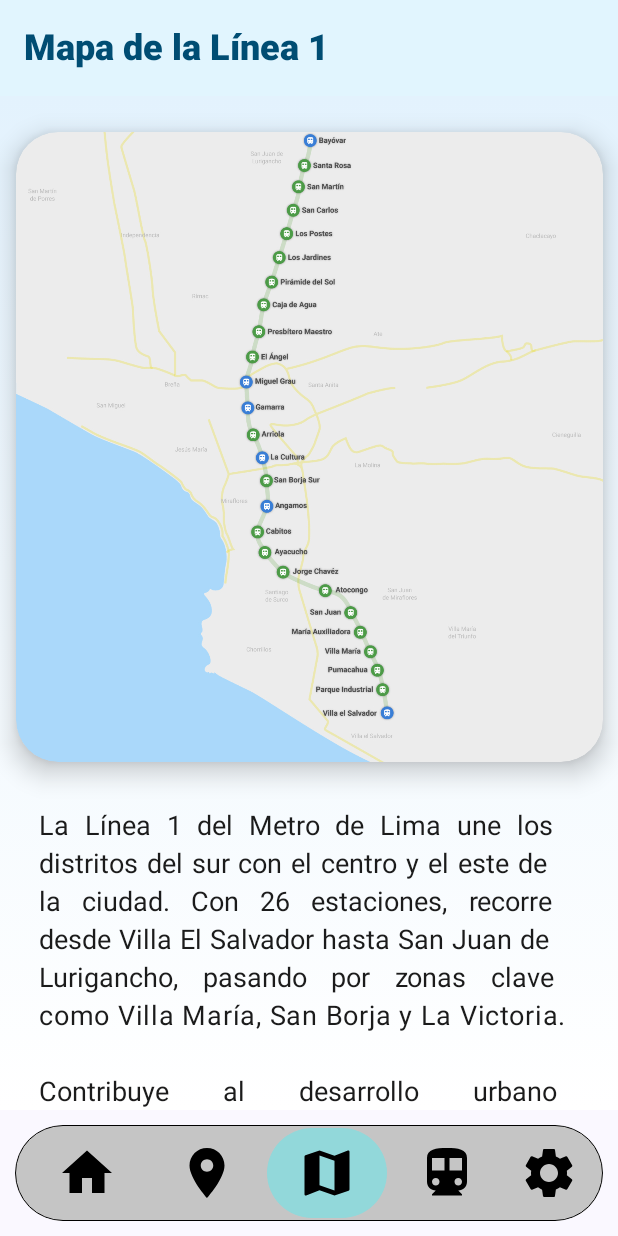
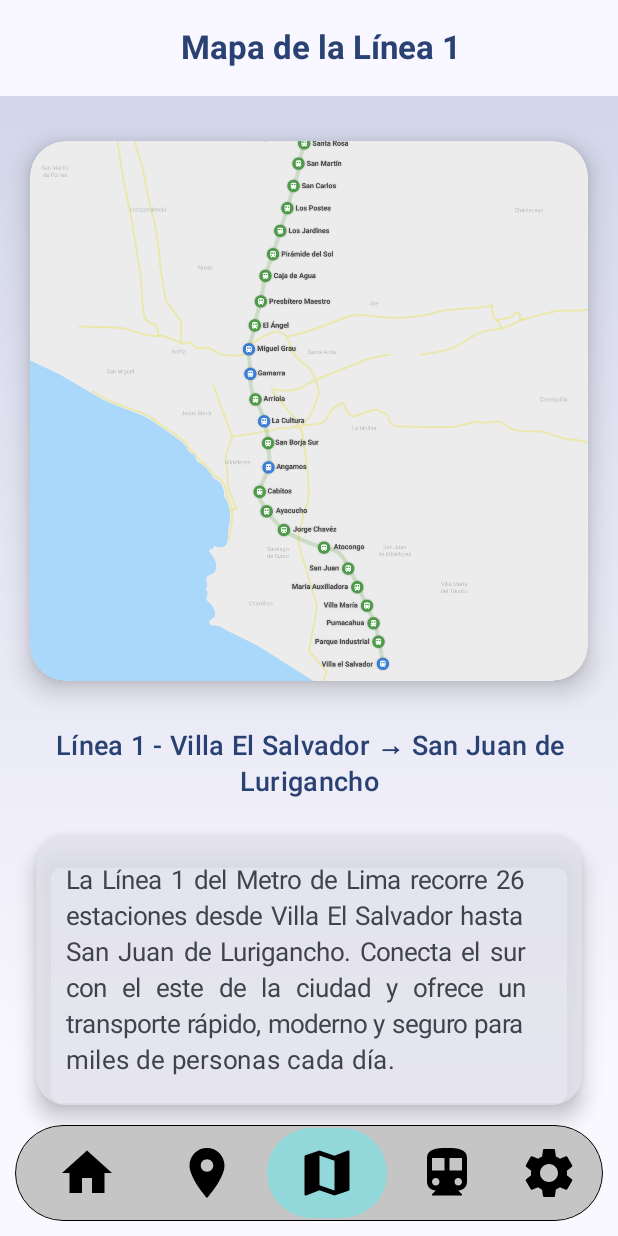
Before and after one commit to lynmad05/Rutas_Lima-Kotlin, an Android app built with Jetpack Compose: the screen it shows after launch (MainActivity), after a tap on "Mapa", on a phone screen of 412 x 824 dp. Run offline under Robolectric (Android 15) with nearby library versions, the phone set to English and light mode, and no system bars; our stand-ins replace Room's generated code.

Commit message:
Mejorando diseño de Acerca de, Rutas Favoritas e MapaScreen

```diff
--- a/app/src/main/java/com/tecsup/metrolima/presentacion/screens/FavoritosScreen.kt
+++ b/app/src/main/java/com/tecsup/metrolima/presentacion/screens/FavoritosScreen.kt
@@ -11,13 +11,16 @@ import androidx.compose.material3.*
 import androidx.compose.runtime.*
 import androidx.compose.ui.Alignment
 import androidx.compose.ui.Modifier
+import androidx.compose.ui.draw.shadow
 import androidx.compose.ui.graphics.Color
 import androidx.compose.ui.platform.LocalContext
 import androidx.compose.ui.res.stringResource
 import androidx.compose.ui.text.font.FontWeight
+import androidx.compose.ui.tooling.preview.Preview
 import androidx.compose.ui.unit.dp
 import androidx.lifecycle.viewmodel.compose.viewModel
 import androidx.navigation.NavHostController
+import androidx.navigation.compose.rememberNavController
 import com.tecsup.metrolima.R
 import com.tecsup.metrolima.viewmodel.RutaViewModel
 
@@ -31,7 +34,12 @@ fun FavoritosScreen(navController: NavHostController) {
     Scaffold(
         topBar = {
             TopAppBar(
-                title = { Text(stringResource(R.string.favoritos_title), color = Color.Black) },
+                title = {
+                    Text(
+                        stringResource(R.string.favoritos_title),
+                        color = MaterialTheme.colorScheme.onBackground
+                    )
+                },
                 navigationIcon = {
                     IconButton(onClick = { navController.popBackStack() }) {
                         Icon(
@@ -65,11 +73,16 @@ fun FavoritosScreen(navController: NavHostController) {
             ) {
                 items(rutas) { ruta ->
                     Card(
-                        modifier = Modifier.fillMaxWidth(),
-                        shape = RoundedCornerShape(12.dp),
-                        colors = CardDefaults.cardColors(containerColor = Color(0xFFB2DFDB)), // jadecito suave
-                        elevation = CardDefaults.cardElevation(defaultElevation = 6.dp)
-                    ) {
+                        modifier = Modifier
+                            .fillMaxWidth()
+                            .shadow(6.dp, RoundedCornerShape(16.dp)) // sombra más suave
+                            .padding(vertical = 4.dp),
+                        shape = RoundedCornerShape(16.dp),
+                        colors = CardDefaults.cardColors(
+                            containerColor = Color(0xFFDFF6FF) // azul pastel suave
+                        ),
+                        elevation = CardDefaults.cardElevation(defaultElevation = 4.dp)
+                    ){
                         Row(
                             modifier = Modifier
                                 .fillMaxWidth()
@@ -106,3 +119,10 @@ fun FavoritosScreen(navController: NavHostController) {
         }
     }
 }
+
+@Preview(showBackground = true)
+@Composable
+fun FavoritosScreenPreview() {
+    val fakeNavController = rememberNavController()
+    FavoritosScreen(navController = fakeNavController)
+}
--- a/app/src/main/java/com/tecsup/metrolima/presentacion/screens/MapaScreen.kt
+++ b/app/src/main/java/com/tecsup/metrolima/presentacion/screens/MapaScreen.kt
@@ -1,45 +1,60 @@
 package com.tecsup.metrolima.presentacion.screens
 
+import androidx.compose.animation.AnimatedVisibility
 import androidx.compose.foundation.Image
 import androidx.compose.foundation.background
 import androidx.compose.foundation.layout.*
 import androidx.compose.foundation.shape.RoundedCornerShape
 import androidx.compose.material3.*
-import androidx.compose.runtime.Composable
+import androidx.compose.runtime.*
 import androidx.compose.ui.Alignment
 import androidx.compose.ui.Modifier
 import androidx.compose.ui.draw.clip
 import androidx.compose.ui.draw.shadow
 import androidx.compose.ui.graphics.Brush
-import androidx.compose.ui.graphics.Color
 import androidx.compose.ui.layout.ContentScale
 import androidx.compose.ui.res.painterResource
+import androidx.compose.ui.res.stringResource
 import androidx.compose.ui.text.font.FontWeight
 import androidx.compose.ui.text.style.TextAlign
+import androidx.compose.ui.tooling.preview.Preview
 import androidx.compose.ui.unit.dp
 import androidx.compose.ui.unit.sp
 import androidx.navigation.NavHostController
+import androidx.navigation.compose.rememberNavController
 import com.tecsup.metrolima.R
 import com.tecsup.metrolima.ui.components.BottomNavigationBar
+import com.tecsup.metrolima.ui.theme.MetroLimaGoTheme
+import kotlinx.coroutines.delay
 
 @OptIn(ExperimentalMaterial3Api::class)
 @Composable
 fun MapaScreen(navController: NavHostController) {
+    var visible by remember { mutableStateOf(false) }
+
+    // Animación simple de aparición
+    LaunchedEffect(Unit) {
+        delay(150)
+        visible = true
+    }
+
     Scaffold(
         topBar = {
             TopAppBar(
                 title = {
                     Text(
-                        text = "Mapa de la Línea 1",
+                        text = stringResource(id = R.string.map_title),
                         style = MaterialTheme.typography.titleLarge.copy(
-                            fontWeight = FontWeight.ExtraBold,
-                            fontSize = 24.sp,
-                            color = Color(0xFF004D73)
-                        )
+                            fontWeight = FontWeight.Bold,
+                            fontSize = 22.sp,
+                            color = MaterialTheme.colorScheme.primary
+                        ),
+                        modifier = Modifier.fillMaxWidth(),
+                        textAlign = TextAlign.Center
                     )
                 },
-                colors = TopAppBarDefaults.mediumTopAppBarColors(
-                    containerColor = Color(0xFFE1F5FE)
+                colors = TopAppBarDefaults.centerAlignedTopAppBarColors(
+                    containerColor = MaterialTheme.colorScheme.background.copy(alpha = 0.9f)
                 )
             )
         },
@@ -47,52 +62,120 @@ fun MapaScreen(navController: NavHostController) {
             BottomNavigationBar(navController = navController)
         }
     ) { paddingValues ->
-        Column(
+
+        Box(
             modifier = Modifier
                 .fillMaxSize()
                 .padding(paddingValues)
                 .background(
                     Brush.verticalGradient(
-                        colors = listOf(Color(0xFFE3F2FD), Color(0xFFFFFFFF))
+                        listOf(
+                            MaterialTheme.colorScheme.primaryContainer.copy(alpha = 0.25f),
+                            MaterialTheme.colorScheme.background
+                        )
                     )
                 ),
+            contentAlignment = Alignment.TopCenter
+        ) {
+            AnimatedVisibility(visible = visible) {
+                Column(
                     horizontalAlignment = Alignment.CenterHorizontally,
-            verticalArrangement = Arrangement.Top
+                    verticalArrangement = Arrangement.Top,
+                    modifier = Modifier
+                        .fillMaxSize()
+                        .padding(horizontal = 20.dp)
                 ) {
+                    Spacer(modifier = Modifier.height(30.dp))
+
+                    // 🗺️ Card con el mapa
+                    Card(
+                        modifier = Modifier
+                            .fillMaxWidth()
+                            .shadow(10.dp, RoundedCornerShape(24.dp)),
+                        shape = RoundedCornerShape(24.dp),
+                        colors = CardDefaults.cardColors(
+                            containerColor = MaterialTheme.colorScheme.surface
+                        ),
+                        elevation = CardDefaults.cardElevation(defaultElevation = 8.dp)
+                    ) {
+                        Image(
+                            painter = painterResource(id = R.drawable.mapa_linea1),
+                            contentDescription = stringResource(id = R.string.map_image_description),
+                            modifier = Modifier
+                                .fillMaxWidth()
+                                .height(360.dp)
+                                .clip(RoundedCornerShape(24.dp)),
+                            contentScale = ContentScale.Crop
+                        )
+                    }
+
+                    Spacer(modifier = Modifier.height(30.dp))
+
+                    // 📍 Subtítulo
+                    Text(
+                        text = "Línea 1 - Villa El Salvador → San Juan de Lurigancho",
+                        style = MaterialTheme.typography.titleMedium.copy(
+                            color = MaterialTheme.colorScheme.primary,
+                            fontWeight = FontWeight.SemiBold,
+                            fontSize = 18.sp
+                        ),
+                        textAlign = TextAlign.Center
+                    )
+
                     Spacer(modifier = Modifier.height(24.dp))
 
-            // 🗺 Imagen principal más grande y con bordes suaves
-            Image(
-                painter = painterResource(id = R.drawable.mapa_linea1),
-                contentDescription = "Mapa de la Línea 1 del Metro de Lima",
+                    // 💬 Tarjeta de información
+                    Surface(
+                        shape = RoundedCornerShape(20.dp),
+                        tonalElevation = 6.dp,
+                        shadowElevation = 8.dp,
+                        color = MaterialTheme.colorScheme.surfaceVariant.copy(alpha = 0.8f),
                         modifier = Modifier
-                    .fillMaxWidth(0.95f)
-                    .height(420.dp)
-                    .shadow(10.dp, RoundedCornerShape(28.dp))
-                    .clip(RoundedCornerShape(28.dp)),
-                contentScale = ContentScale.Crop
-            )
-
-            Spacer(modifier = Modifier.height(32.dp))
-
+                            .fillMaxWidth()
+                            .padding(horizontal = 4.dp)
+                    ) {
                         Text(
-                text = "La Línea 1 del Metro de Lima une los distritos del sur con el centro y el este de la ciudad. " +
-                        "Con 26 estaciones, recorre desde Villa El Salvador hasta San Juan de Lurigancho, " +
-                        "pasando por zonas clave como Villa María, San Borja y La Victoria.\n\n" +
-                        "Contribuye al desarrollo urbano ofreciendo una alternativa de transporte rápida, " +
-                        "segura y ecológica para miles de limeños cada día.",
-                color = Color(0xFF1B1B1B),
+                            text = stringResource(id = R.string.map_description),
+                            color = MaterialTheme.colorScheme.onSurfaceVariant,
                             style = MaterialTheme.typography.bodyLarge.copy(
-                    fontSize = 18.sp,
-                    lineHeight = 25.sp,
+                                fontSize = 17.sp,
+                                lineHeight = 24.sp,
                                 textAlign = TextAlign.Justify
                             ),
+                            modifier = Modifier.padding(20.dp)
+                        )
+                    }
+
+                    Spacer(modifier = Modifier.height(40.dp))
+
+                    // 🌈 Línea decorativa inferior
+                    Divider(
                         modifier = Modifier
-                    .padding(horizontal = 26.dp)
-                    .fillMaxWidth()
+                            .width(100.dp)
+                            .height(5.dp)
+                            .clip(RoundedCornerShape(50))
+                            .background(MaterialTheme.colorScheme.primary)
                     )
 
                     Spacer(modifier = Modifier.height(50.dp))
                 }
             }
         }
+    }
+}
+
+@Preview(showBackground = true)
+@Composable
+fun PreviewMapaScreenLight() {
+    MetroLimaGoTheme(darkTheme = false) {
+        MapaScreen(navController = rememberNavController())
+    }
+}
+
+@Preview(showBackground = true)
+@Composable
+fun PreviewMapaScreenDark() {
+    MetroLimaGoTheme(darkTheme = true) {
+        MapaScreen(navController = rememberNavController())
+    }
+}
--- a/app/src/main/java/com/tecsup/metrolima/ui/components/TopAppBarWithMenuAndNotifications.kt
+++ b/app/src/main/java/com/tecsup/metrolima/ui/components/TopAppBarWithMenuAndNotifications.kt
@@ -38,14 +38,6 @@ fun TopAppBarWithMenuAndNotifications(
                 )
             }
         },
-        actions = {
-            IconButton(onClick = { /* acción de notificación opcional */ }) {
-                Icon(
-                    imageVector = Icons.Filled.Notifications,
-                    contentDescription = stringResource(R.string.notificaciones)
-                )
-            }
-        },
         modifier = modifier,
         colors = TopAppBarDefaults.centerAlignedTopAppBarColors(
             containerColor = MaterialTheme.colorScheme.background
--- a/app/src/main/res/values/strings.xml
+++ b/app/src/main/res/values/strings.xml
@@ -130,6 +130,12 @@
     <string name="menu">Menú</string>
     <string name="notificaciones">Notificaciones</string>
 
-
+    <!-- mapascreen de la linea 1-->
+    <string name="map_title">Mapa de la Línea 1</string>
+    <string name="map_description">
+        La Línea 1 del Metro de Lima recorre 26 estaciones desde Villa El Salvador hasta San Juan de Lurigancho.
+        Conecta el sur con el este de la ciudad y ofrece un transporte rápido, moderno y seguro para miles de personas cada día.
+    </string>
+    <string name="map_image_description">Mapa de la Línea 1 del Metro de Lima</string>
 
 </resources>
```
Also changed, not shown: 1 other file. Lines whose indentation alone changed are shown as unchanged.
